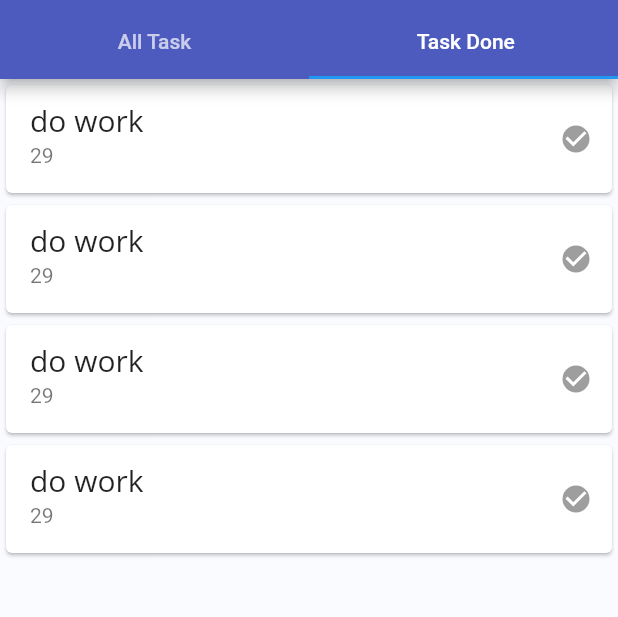
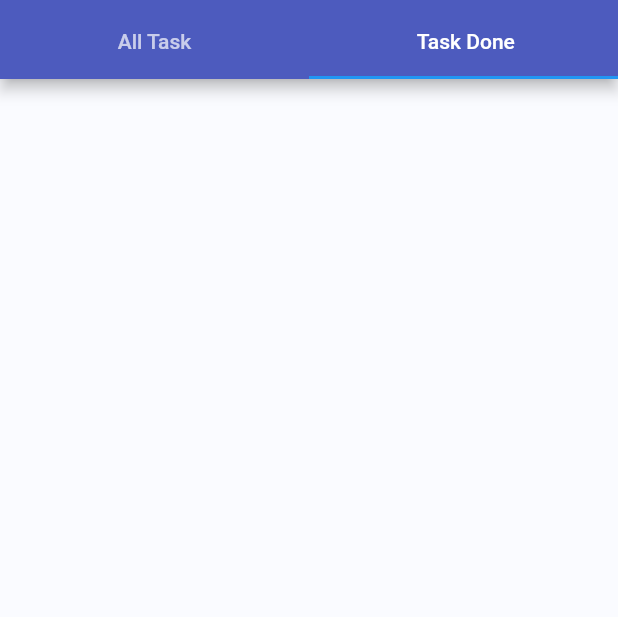
Before and after one commit to DevAshutoshVohra/to-do-state-management, a Flutter app: the screen it shows after launch, tab 2 chosen, on a phone screen of 412 x 824 dp, the part 77-694 px from its top. Run offline on Flutter 3.47's test engine with Material 2 defaults, Android fonts, the phone set to English and light mode, and no system bars.

```diff
--- a/todo/lib/model/task.dart
+++ b/todo/lib/model/task.dart
@@ -1,6 +1,6 @@
 class Task {
-  Task({required this.task, required this.id});
+  Task({this.taskStatus=false,required this.task, required this.id});
   int id;
   String task;
-  bool taskStatus = false;
+  bool taskStatus ;
 }
--- a/todo/lib/model/task_notifier.dart
+++ b/todo/lib/model/task_notifier.dart
@@ -3,6 +3,8 @@ import 'package:todo/model/task.dart';
 
 class TaskNotifier extends ChangeNotifier {
   List<Task> taskList = [];
+
+  List<Task> taskDoneList = [];
 
   void add(String s, int id) {
     taskList.add(
@@ -10,12 +12,23 @@ class TaskNotifier extends ChangeNotifier {
     );
   }
 
+  void addTaskDone(Task t) {
+    taskList.add(t);
 
-    List<Task> demoTaskList = [
-    Task(task: '  Buy Food  ',id: 1),
-    Task(task: '  Pay Utilities ',id: 2),
-    Task(task: '  Clean Kitchen ',id: 3),
-    Task(task: '  Wash dishes ',id: 4)
+    notifyListeners();
+  }
+
+  List<Task> demoTaskList = [
+    Task(task: '  Buy Food  ', id: 1),
+    Task(task: '  Pay Utilities ', id: 2),
+    Task(task: '  Clean Kitchen ', id: 3),
+    Task(task: '  Wash dishes ', id: 4),
+    Task(task: ' Do HomeWork ', id: 5),
+    Task(task: 'Exercise', id: 6),
+    Task(task: 'Respond to emails', id: 7),
+    Task(task: 'Read a book:', id: 8),
+    Task(task: 'Learn a new skill', id: 9),
+    Task(task: 'Prepare for a presentation', id: 10),
+    Task(task: 'Plan a vacation:', id: 11)
   ];
-
 }
--- a/todo/lib/screens/homeScreen.dart
+++ b/todo/lib/screens/homeScreen.dart
@@ -14,6 +14,7 @@ class HomeScreen extends StatelessWidget {
       builder: (context, obj, child) => DefaultTabController(
         length: 2,
         child: Scaffold(
+          floatingActionButtonLocation: FloatingActionButtonLocation.endDocked,
           backgroundColor: const Color.fromRGBO(250, 251, 255, 1),
           appBar: AppBar(
             bottom: const TabBar(
@@ -28,8 +29,10 @@ class HomeScreen extends StatelessWidget {
               ],
             ),
             backgroundColor: const Color.fromRGBO(77, 91, 190, 2),
-            title: const Text('To-do list',textAlign: TextAlign.left,),
-
+            title: const Text(
+              'To-do list',
+              textAlign: TextAlign.left,
+            ),
             actions: [
               Container(
                 margin: const EdgeInsets.all(5),
@@ -58,12 +61,13 @@ class HomeScreen extends StatelessWidget {
                   // }, separatorBuilder:(context, index) => const Divider(), itemCount: obj.demoTaskList.length),
 
                   SizedBox(
-                    height: 700,child: ListView.builder(
+                    height: 700,
+                    child: ListView.builder(
                       itemCount: obj.demoTaskList.length,
                       itemBuilder: (context, index) =>
-                          TaskCard(str: obj.demoTaskList[index].task),
-                    ),),
-
+                          TaskCard(str: obj.demoTaskList[index].task,index:index),
+                    ),
+                  ),
 
                   // Container(
                   //   height: 700,
@@ -75,15 +79,15 @@ class HomeScreen extends StatelessWidget {
                   // ),
 
                   const FloatingActionButton(
+                    backgroundColor: Color.fromRGBO(77, 91, 190, 2),
                     onPressed: null,
-                    shape: RoundedRectangleBorder(),
+                    shape: RoundedRectangleBorder(
+                        borderRadius: BorderRadius.all(Radius.circular(10))),
                     child: Icon(Icons.add),
                   ),
-
-
                 ],
               ),
-            const TaskDone(),
+              const TaskDone(),
             ],
           ),
         ),
--- a/todo/lib/screens/taskdone.dart
+++ b/todo/lib/screens/taskdone.dart
@@ -1,122 +1,21 @@
 import 'package:flutter/material.dart';
-
+import 'package:provider/provider.dart';
+import 'package:todo/model/task_card.dart';
+import 'package:todo/model/task_notifier.dart';
 class TaskDone extends StatelessWidget {
   const TaskDone({super.key});
 
   @override
   Widget build(BuildContext context) {
-    return  Column(
-        children: [
-          Card(
-            child: Column(
-              children: [
-                Row(
-                  children: [
-                    Expanded(
-                      child: ListTile(
-                        subtitle: Text(
-                          DateTime.now().day.toString(),
-                        ),
-                        title: const Text(
-                          'do work',
-                          style: TextStyle(
-                              fontFamily: 'Open Sans', fontSize: 20),
-                        ),
-                      ),
-                    ),
-                    const Checkbox(
-                      value: true,
-                      onChanged: null,
-                      shape: CircleBorder(),
-                    ),
-                  ],
-                )
-              ],
-            ),
-          ),
-          Card(
-            child: Column(
-              children: [
-                Row(
-                  children: [
-                    Expanded(
-                      child: ListTile(
-                        subtitle: Text(
-                          DateTime.now().day.toString(),
-                        ),
-                        title: const Text(
-                          'do work',
-                          style: TextStyle(
-                              fontFamily: 'Open Sans', fontSize: 20),
-                        ),
-                      ),
-                    ),
-                    const Checkbox(
-                      value: true,
-                      onChanged: null,
-                      shape: CircleBorder(),
-                    ),
-                  ],
-                )
-              ],
-            ),
-          ),
-          Card(
-            child: Column(
-              children: [
-                Row(
-                  children: [
-                    Expanded(
-                      child: ListTile(
-                        subtitle: Text(
-                          DateTime.now().day.toString(),
-                        ),
-                        title: const Text(
-                          'do work',
-                          style: TextStyle(
-                              fontFamily: 'Open Sans', fontSize: 20),
-                        ),
-                      ),
-                    ),
-                    const Checkbox(
-                      value: true,
-                      onChanged: null,
-                      shape: CircleBorder(),
-                    ),
-                  ],
-                )
-              ],
-            ),
-          ),
-          Card(
-            child: Column(
-              children: [
-                Row(
-                  children: [
-                    Expanded(
-                      child: ListTile(
-                        subtitle: Text(
-                          DateTime.now().day.toString(),
-                        ),
-                        title: const Text(
-                          'do work',
-                          style: TextStyle(
-                              fontFamily: 'Open Sans', fontSize: 20),
-                        ),
-                      ),
-                    ),
-                    const Checkbox(
-                      value: true,
-                      onChanged: null,
-                      shape: CircleBorder(),
-                    ),
-                  ],
-                )
-              ],
-            ),
-          ),
-        ],
-
+    return Consumer<TaskNotifier>(
+      builder: (context, obj, child) => SizedBox(
+        height: 700,
+        child: ListView.builder(
+          itemCount: obj.taskDoneList.length,
+          itemBuilder: (context, index) =>
+              TaskCard(str: obj.taskDoneList[index].task,index: index,),
+        ),
+      ),
     );
   }
 }
```
Also changed, not shown: todo/lib/model/task_card.dart (+43 -14 lines).
